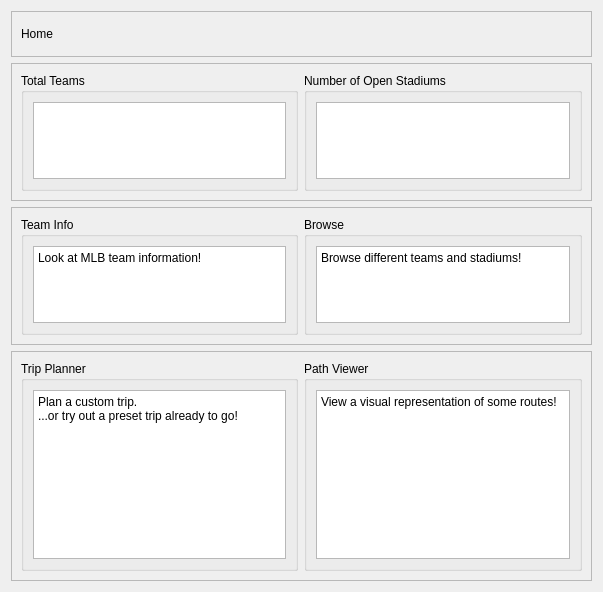
Old version of the form src/homepage/homepage.ui in the repository ZacharyOllivierre/Project-2.
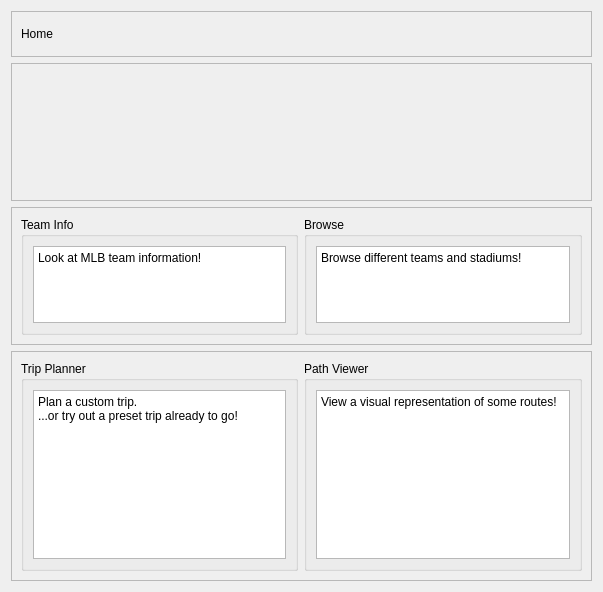
New version of the form.

Patch:
```diff
--- a/src/homepage/homepage.ui
+++ b/src/homepage/homepage.ui
@@ -41,43 +41,7 @@
      <property name="frameShadow">
       <enum>QFrame::Shadow::Raised</enum>
      </property>
-     <layout class="QHBoxLayout" name="horizontalLayout_3">
-      <item>
-       <widget class="QGroupBox" name="teamCounterBox">
-        <property name="title">
-         <string>Total Teams</string>
-        </property>
-        <layout class="QVBoxLayout" name="verticalLayout_7">
-         <item>
-          <widget class="QTextEdit" name="teamCounterText">
-           <property name="readOnly">
-            <bool>true</bool>
-           </property>
-          </widget>
-         </item>
-        </layout>
-       </widget>
-      </item>
-      <item>
-       <widget class="QGroupBox" name="openStadiumBox">
-        <property name="title">
-         <string>Number of Open Stadiums</string>
-        </property>
-        <layout class="QVBoxLayout" name="verticalLayout_6">
-         <item>
-          <widget class="QTextEdit" name="openStadiumText">
-           <property name="readOnly">
-            <bool>true</bool>
-           </property>
-           <property name="overwriteMode">
-            <bool>false</bool>
-           </property>
-          </widget>
-         </item>
-        </layout>
-       </widget>
-      </item>
-     </layout>
+     <layout class="QHBoxLayout" name="horizontalLayout_3"/>
     </widget>
    </item>
    <item>
```
Left out of the diff: 18 changed lines with no effect on the pictures.
